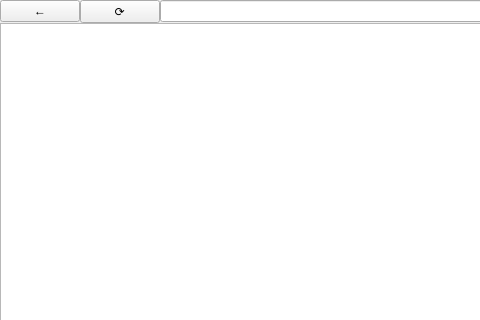
Above: ui/main_window.ui from nahla-nee/castor before the change; both pictures show x 0 to 480 and y 0 to 320 of the 800 by 600 pixel window. Below: the same form after it.
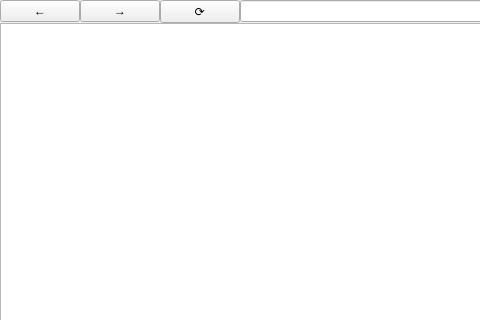
That is the form after the change.

```diff
--- a/ui/main_window.ui
+++ b/ui/main_window.ui
@@ -39,6 +39,13 @@
         </property>
        </widget>
       </item>
+      <item>
+       <widget class="QPushButton" name="forward_button">
+        <property name="text">
+         <string>→</string>
+        </property>
+       </widget>
+      </item>
       <item>
        <widget class="QPushButton" name="refresh_button">
         <property name="text">
```
